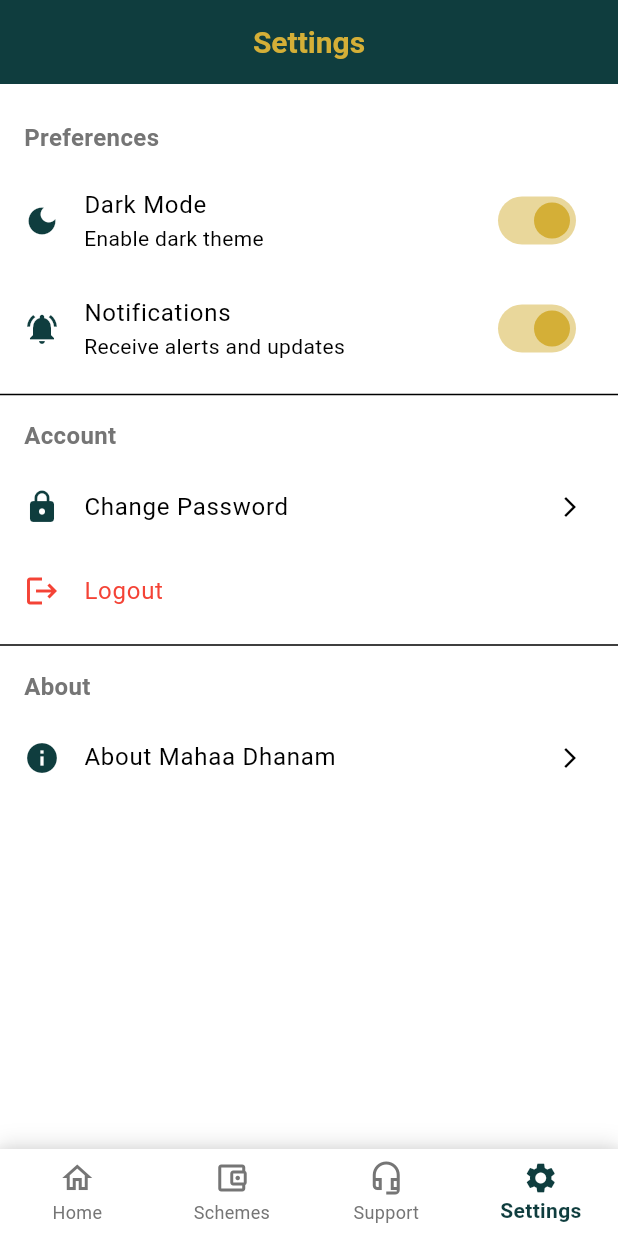
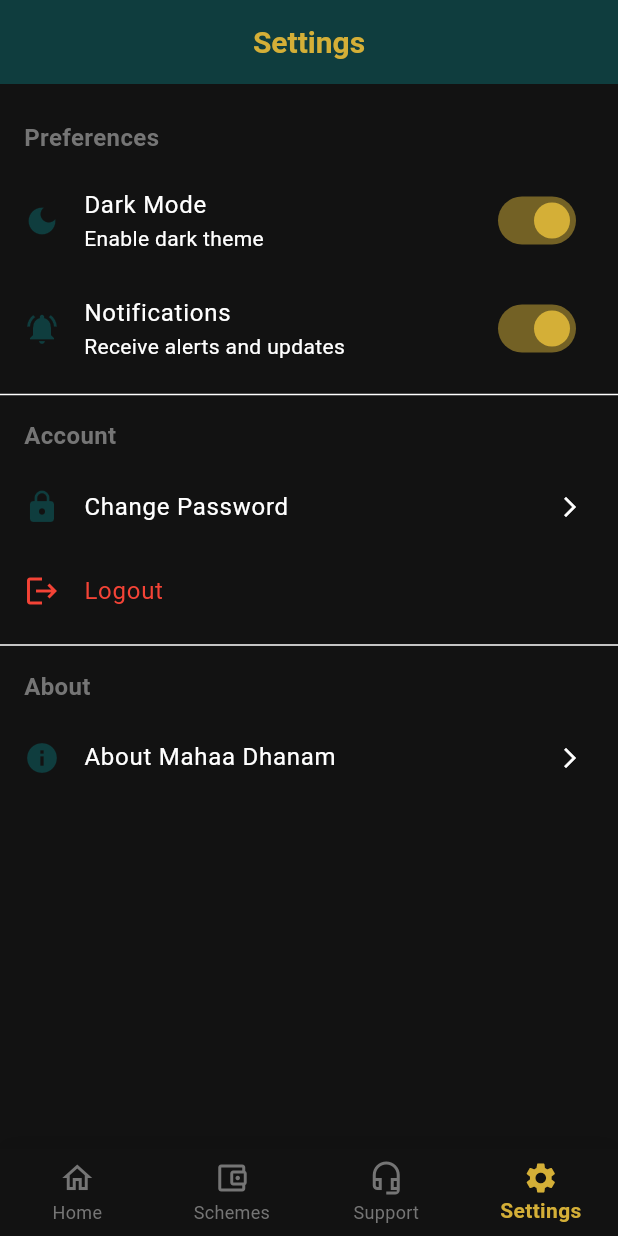
Before and after one commit to vinothmp21102005/mahaa-dhanam, a Flutter app: the MainContainer screen opened by its route, item 4 of the bottom bar chosen, after a tap on "Dark Mode", on a phone screen of 412 x 824 dp. Run offline on Flutter 3.47's test engine with Material 3 defaults, Android fonts, the phone set to English and light mode, and no system bars.

Commit message:
chore: update gitignore and clean up tracked files, update UI theme and screens

```diff
--- a/lib/core/theme.dart
+++ b/lib/core/theme.dart
@@ -6,6 +6,11 @@
   static const Color backgroundWhite = Colors.white;
   static const Color lightGrey = Color(0xFFF5F5F5);
   static const Color darkGrey = Color(0xFF757575);
+
+  // Dark mode colors
+  static const Color backgroundDark = Color(0xFF121212);
+  static const Color cardDark = Color(0xFF1E1E1E);
+  static const Color textLight = Color(0xFFE0E0E0);
 }
 
 class AppTheme {
@@ -13,7 +18,7 @@
     return ThemeData(
       primaryColor: AppColors.darkGreen,
       scaffoldBackgroundColor: AppColors.backgroundWhite,
-      colorScheme: ColorScheme.light(
+      colorScheme: const ColorScheme.light(
         primary: AppColors.darkGreen,
         secondary: AppColors.gold,
         surface: AppColors.backgroundWhite,
@@ -30,7 +35,7 @@
         ),
       ),
       useMaterial3: true,
-      fontFamily: 'Roboto', // Modern system font
+      fontFamily: 'Roboto',
       cardTheme: CardThemeData(
         color: Colors.white,
         elevation: 4,
@@ -41,4 +46,38 @@
       ),
     );
   }
+
+  static ThemeData get darkTheme {
+    return ThemeData(
+      brightness: Brightness.dark,
+      primaryColor: AppColors.darkGreen,
+      scaffoldBackgroundColor: AppColors.backgroundDark,
+      colorScheme: const ColorScheme.dark(
+        primary: AppColors.darkGreen,
+        secondary: AppColors.gold,
+        surface: AppColors.cardDark,
+      ),
+      appBarTheme: const AppBarTheme(
+        backgroundColor: AppColors.darkGreen,
+        elevation: 0,
+        centerTitle: true,
+        iconTheme: IconThemeData(color: AppColors.gold),
+        titleTextStyle: TextStyle(
+          color: AppColors.gold,
+          fontSize: 20,
+          fontWeight: FontWeight.bold,
+        ),
+      ),
+      useMaterial3: true,
+      fontFamily: 'Roboto',
+      cardTheme: CardThemeData(
+        color: AppColors.cardDark,
+        elevation: 4,
+        shadowColor: Colors.black.withOpacity(0.3),
+        shape: RoundedRectangleBorder(
+          borderRadius: BorderRadius.circular(16),
+        ),
+      ),
+    );
+  }
 }
--- a/lib/main.dart
+++ b/lib/main.dart
@@ -4,6 +4,8 @@
 import 'screens/landing_page.dart';
 import 'screens/login_page.dart';
 import 'screens/main_container.dart';
+
+final ValueNotifier<ThemeMode> themeNotifier = ValueNotifier(ThemeMode.light);
 
 void main() {
   runApp(const MahaaDhanamApp());
@@ -14,10 +16,15 @@
 
   @override
   Widget build(BuildContext context) {
+    return ValueListenableBuilder<ThemeMode>(
+      valueListenable: themeNotifier,
+      builder: (_, ThemeMode currentMode, __) {
         return MaterialApp(
           title: 'Mahaa Dhanam',
           debugShowCheckedModeBanner: false,
           theme: AppTheme.lightTheme,
+          darkTheme: AppTheme.darkTheme,
+          themeMode: currentMode,
           initialRoute: '/splash',
           routes: {
             '/splash': (context) => const SplashScreen(),
@@ -26,5 +33,7 @@
             '/home': (context) => const MainContainer(),
           },
         );
+      },
+    );
   }
 }
--- a/lib/screens/home_dashboard.dart
+++ b/lib/screens/home_dashboard.dart
@@ -186,7 +186,7 @@
       borderRadius: BorderRadius.circular(16),
       child: Container(
         decoration: BoxDecoration(
-          color: Colors.white,
+          color: Theme.of(context).cardColor,
           borderRadius: BorderRadius.circular(16),
           boxShadow: [
             BoxShadow(
--- a/lib/screens/main_container.dart
+++ b/lib/screens/main_container.dart
@@ -44,8 +44,8 @@
             });
           },
           type: BottomNavigationBarType.fixed,
-          backgroundColor: AppColors.backgroundWhite,
-          selectedItemColor: AppColors.darkGreen,
+          backgroundColor: Theme.of(context).scaffoldBackgroundColor,
+          selectedItemColor: Theme.of(context).brightness == Brightness.dark ? AppColors.gold : AppColors.darkGreen,
           unselectedItemColor: AppColors.darkGrey,
           selectedLabelStyle: const TextStyle(fontWeight: FontWeight.bold),
           items: const [
--- a/lib/screens/profile_screen.dart
+++ b/lib/screens/profile_screen.dart
@@ -70,24 +70,24 @@
             const SizedBox(height: 40),
 
             // Info Cards
-            _buildInfoCard(Icons.badge, 'Member ID', 'MD-2026-08912'),
+            _buildInfoCard(context, Icons.badge, 'Member ID', 'MD-2026-08912'),
             const SizedBox(height: 16),
-            _buildInfoCard(Icons.phone, 'Phone Number', '+91 98765 43210'),
+            _buildInfoCard(context, Icons.phone, 'Phone Number', '+91 98765 43210'),
             const SizedBox(height: 16),
-            _buildInfoCard(Icons.email, 'Email Address', 'vinoth@example.com'),
+            _buildInfoCard(context, Icons.email, 'Email Address', 'vinoth@example.com'),
             const SizedBox(height: 16),
-            _buildInfoCard(Icons.calendar_today, 'Joining Date', '15 January 2026'),
+            _buildInfoCard(context, Icons.calendar_today, 'Joining Date', '15 January 2026'),
           ],
         ),
       ),
     );
   }
 
-  Widget _buildInfoCard(IconData icon, String label, String value) {
+  Widget _buildInfoCard(BuildContext context, IconData icon, String label, String value) {
     return Container(
       padding: const EdgeInsets.all(16),
       decoration: BoxDecoration(
-        color: Colors.white,
+        color: Theme.of(context).cardColor,
         borderRadius: BorderRadius.circular(12),
         boxShadow: [
           BoxShadow(
--- a/lib/screens/settings_screen.dart
+++ b/lib/screens/settings_screen.dart
@@ -1,5 +1,7 @@
 import 'package:flutter/material.dart';
 import '../core/theme.dart';
+
+import '../main.dart';
 
 class SettingsScreen extends StatefulWidget {
   const SettingsScreen({Key? key}) : super(key: key);
@@ -9,11 +11,12 @@
 }
 
 class _SettingsScreenState extends State<SettingsScreen> {
-  bool _isDarkMode = false;
   bool _notificationsEnabled = true;
 
   @override
   Widget build(BuildContext context) {
+    bool isDarkMode = themeNotifier.value == ThemeMode.dark;
+
     return Scaffold(
       appBar: AppBar(
         title: const Text('Settings'),
@@ -37,11 +40,11 @@
             title: const Text('Dark Mode'),
             subtitle: const Text('Enable dark theme'),
             secondary: const Icon(Icons.dark_mode, color: AppColors.darkGreen),
-            value: _isDarkMode,
+            value: isDarkMode,
             activeColor: AppColors.gold,
             onChanged: (bool value) {
               setState(() {
-                _isDarkMode = value;
+                themeNotifier.value = value ? ThemeMode.dark : ThemeMode.light;
               });
             },
           ),
```
Also changed, not shown: 1 other file. Lines whose indentation alone changed are shown as unchanged.
